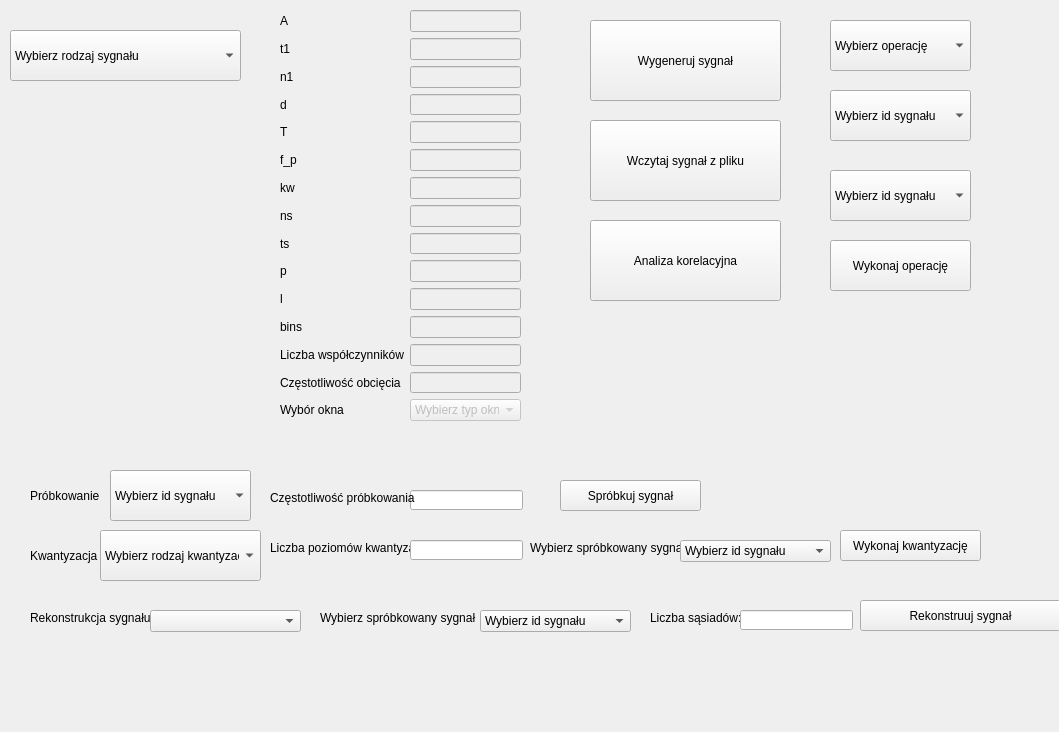
Above: app/gui.ui from eljotero/Cyfrowe_Przetwarzanie_Sygnalu before the change. Below: the same form after it.
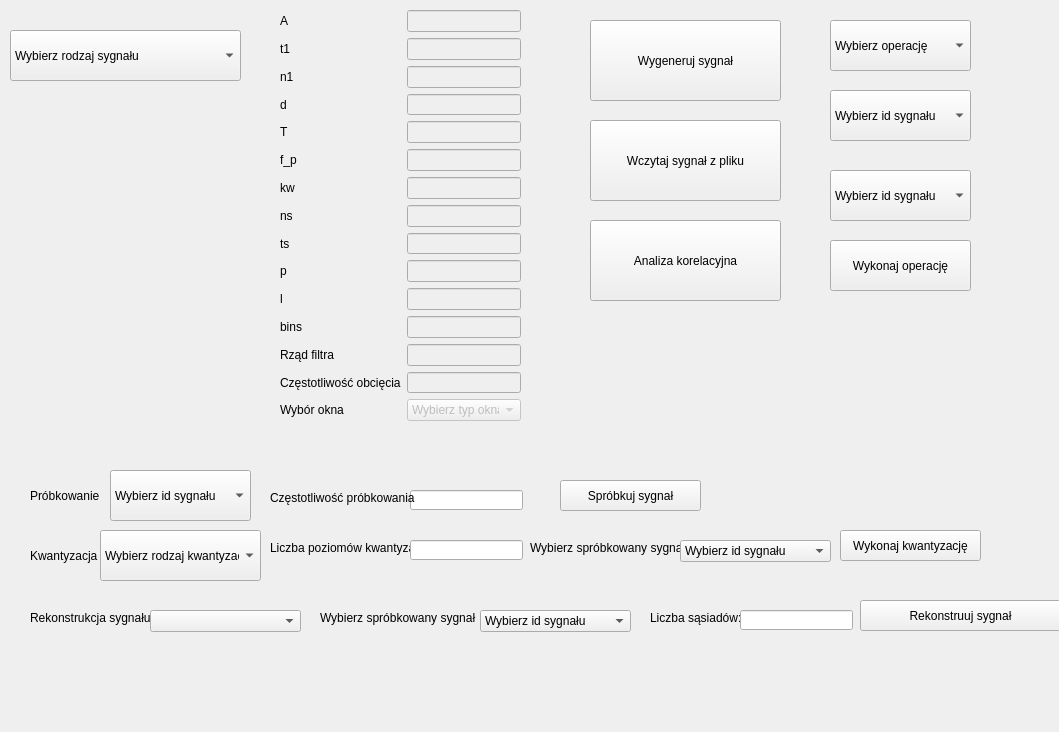
That is the form after the change.

```diff
--- a/app/gui.ui
+++ b/app/gui.ui
@@ -195,7 +195,7 @@
      <item row="14" column="0">
       <widget class="QLabel" name="label_18">
        <property name="text">
-        <string>Liczba współczynników</string>
+        <string>Rząd filtra</string>
        </property>
       </widget>
      </item>
```
